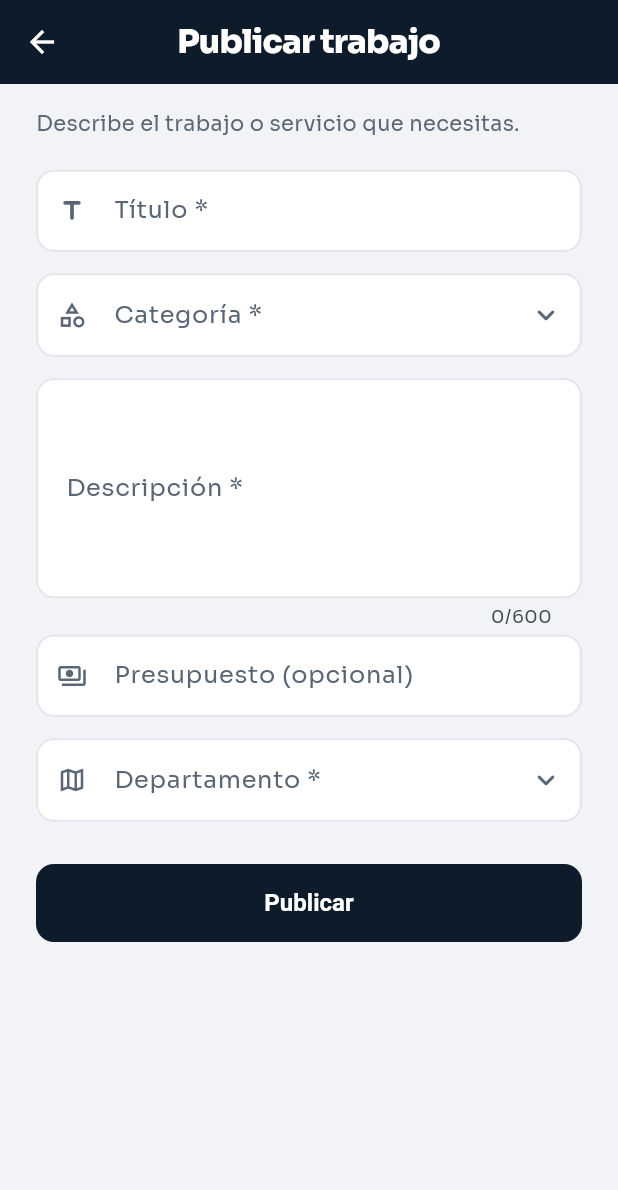
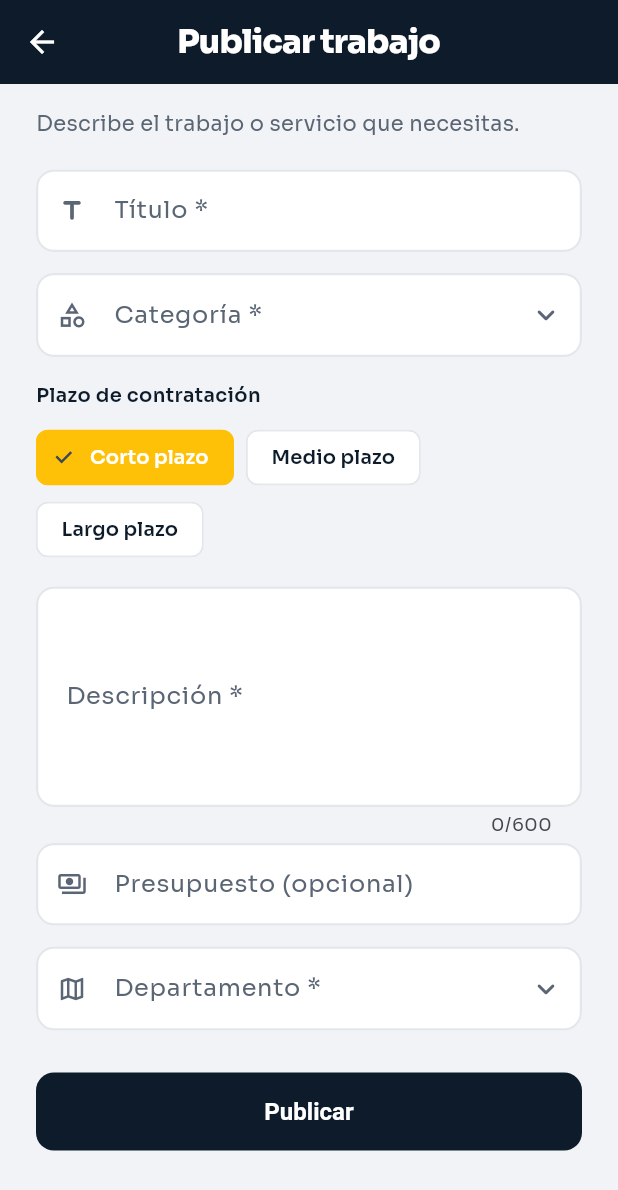
Before and after one commit to cadaba25/TRABAJITO-APP, a Flutter app: the PublicarTrabajoScreen screen opened directly with empty values, on a phone screen of 412 x 824 dp. Shown: the top 1190 px of the screen. Run offline on Flutter 3.47's test engine with Material 3 defaults, Android fonts, the phone set to English and light mode, and no system bars; our stand-ins replace cloud_firestore, firebase_auth, firebase_core, google_fonts; accounts and stored records are empty.

Commit message:
ACID/concurrencia, escalabilidad, bajos recursos y etiqueta de plazo
- ACID: asignarTrabajador ahora es una transaccion que relee el estado
  (evita asignaciones dobles bajo concurrencia); aceptarPago/aceptarTiempo
  validan en transaccion que exista una propuesta del otro.
- Escalabilidad: el feed filtra estado==activo en el servidor con indice
  compuesto (estado, fechaCreacion) -> firestore.indexes.json.
- Bajos recursos/escala: la pantalla principal construye solo la pestaña
  visible (antes IndexedStack mantenia 5 listeners de Firestore por usuario);
  streams memorizados en Inicio y Chat.
- Publicacion: campo plazo (Corto/Medio/Largo plazo) con selector en el
  formulario y etiqueta visible en feed y detalle.

Co-Authored-By: Claude Opus 4.8 <noreply@anthropic.com>
Claude-Session: https://claude.ai/code/session_01GbBBJNMK8iRPJ5Zz2J5ivU

```diff
--- a/lib/models/publicacion.dart
+++ b/lib/models/publicacion.dart
@@ -11,6 +11,7 @@ class Publicacion {
   final String departamento;
   final String ciudad;
   final String presupuesto;  // texto libre, p. ej. "L. 800"
+  final String plazo;        // 'Corto plazo' | 'Medio plazo' | 'Largo plazo'
   final DateTime fechaCreacion;
   final String estado;       // activo | asignado | en_progreso | completado | cerrado
   final String uidTrabajadorAsignado;
@@ -33,6 +34,7 @@ class Publicacion {
     this.departamento = '',
     this.ciudad = '',
     this.presupuesto = '',
+    this.plazo = '',
     required this.fechaCreacion,
     this.estado = 'activo',
     this.uidTrabajadorAsignado = '',
@@ -75,6 +77,7 @@ class Publicacion {
       departamento: d['departamento'] ?? '',
       ciudad: d['ciudad'] ?? '',
       presupuesto: d['presupuesto'] ?? '',
+      plazo: d['plazo'] ?? '',
       fechaCreacion: d['fechaCreacion'] != null
           ? (d['fechaCreacion'] as Timestamp).toDate()
           : DateTime.now(),
@@ -99,6 +102,7 @@ class Publicacion {
     'departamento': departamento,
     'ciudad': ciudad,
     'presupuesto': presupuesto,
+    'plazo': plazo,
     'fechaCreacion': Timestamp.fromDate(fechaCreacion),
     'estado': estado,
     'uidTrabajadorAsignado': uidTrabajadorAsignado,
--- a/lib/screens/publicar_trabajo_screen.dart
+++ b/lib/screens/publicar_trabajo_screen.dart
@@ -24,6 +24,7 @@ class _PublicarTrabajoScreenState extends State<PublicarTrabajoScreen> {
   String? _categoria;
   String? _departamento;
   String? _ciudad;
+  String _plazo = 'Corto plazo';
   bool _cargando = false;
 
   @override
@@ -67,6 +68,7 @@ class _PublicarTrabajoScreenState extends State<PublicarTrabajoScreen> {
       departamento: _departamento ?? '',
       ciudad: _ciudad ?? '',
       presupuesto: _presupuestoCtrl.text.trim(),
+      plazo: _plazo,
       fechaCreacion: DateTime.now(),
     );
 
@@ -121,6 +123,34 @@ class _PublicarTrabajoScreenState extends State<PublicarTrabajoScreen> {
                   alCambiar: (v) => setState(() => _categoria = v),
                   validador: (v) => (v == null || v.isEmpty)
                       ? MensajesError.campoObligatorio : null,
+                ),
+                const SizedBox(height: 16),
+
+                // Plazo del trabajo
+                Text('Plazo de contratación',
+                    style: TextStyle(
+                        fontSize: 13,
+                        fontWeight: FontWeight.w600,
+                        color: colorTextoFuerte(context))),
+                const SizedBox(height: 8),
+                Wrap(
+                  spacing: 8,
+                  children: DatosEmpleador.plazos.map((p) {
+                    final activo = _plazo == p;
+                    return ChoiceChip(
+                      label: Text(p),
+                      selected: activo,
+                      onSelected: (_) => setState(() => _plazo = p),
+                      labelStyle: TextStyle(
+                          color: activo ? Colors.white : colorTextoFuerte(context),
+                          fontWeight: FontWeight.w600,
+                          fontSize: 13),
+                      selectedColor: AppColores.acento,
+                      backgroundColor: colorSuperficie(context),
+                      side: BorderSide(
+                          color: activo ? AppColores.acento : colorBorde(context)),
+                    );
+                  }).toList(),
                 ),
                 const SizedBox(height: 14),
 
--- a/lib/utils/constantes.dart
+++ b/lib/utils/constantes.dart
@@ -225,6 +225,13 @@ class DatosEmpleador {
     'Otro',
   ];
 
+  /// Plazo del trabajo por contratación.
+  static const List<String> plazos = [
+    'Corto plazo',
+    'Medio plazo',
+    'Largo plazo',
+  ];
+
   /// Tamaño de la empresa (número de empleados).
   static const List<String> tamanos = [
     'Solo yo (independiente)',
```
Also changed, not shown: firestore.indexes.json (added, +13 -0 lines), lib/screens/detalle_trabajo_screen.dart (+23 -13 lines), lib/screens/inicio_screen.dart (+11 -8 lines), lib/screens/tabs/trabajos_tab.dart (+24 -16 lines), lib/services/chat_service.dart (+30 -2 lines), lib/services/publicacion_service.dart (+27 -24 lines).
